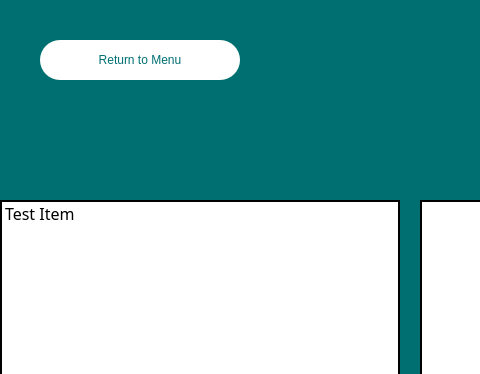
The window that Frontend/ListOfKitchens.ui (YY0NII/DeskFood) describes before a commit, drawn with Qt 5; both pictures show x 0 to 480 and y 0 to 374 of the 1200 by 773 pixel window.
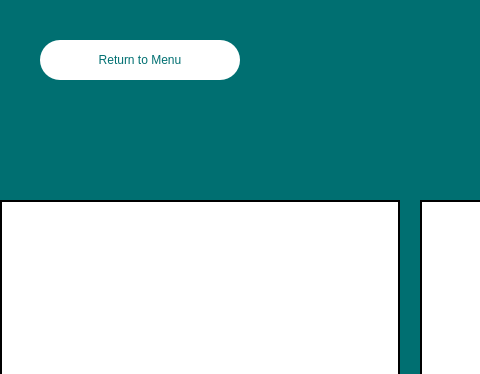
The same window after the commit.

```diff
--- a/Frontend/ListOfKitchens.ui
+++ b/Frontend/ListOfKitchens.ui
@@ -93,11 +93,6 @@
     <property name="midLineWidth">
      <number>1</number>
     </property>
-    <item>
-     <property name="text">
-      <string>Test Item</string>
-     </property>
-    </item>
    </widget>
    <widget class="QListWidget" name="menuList">
     <property name="geometry">
```
